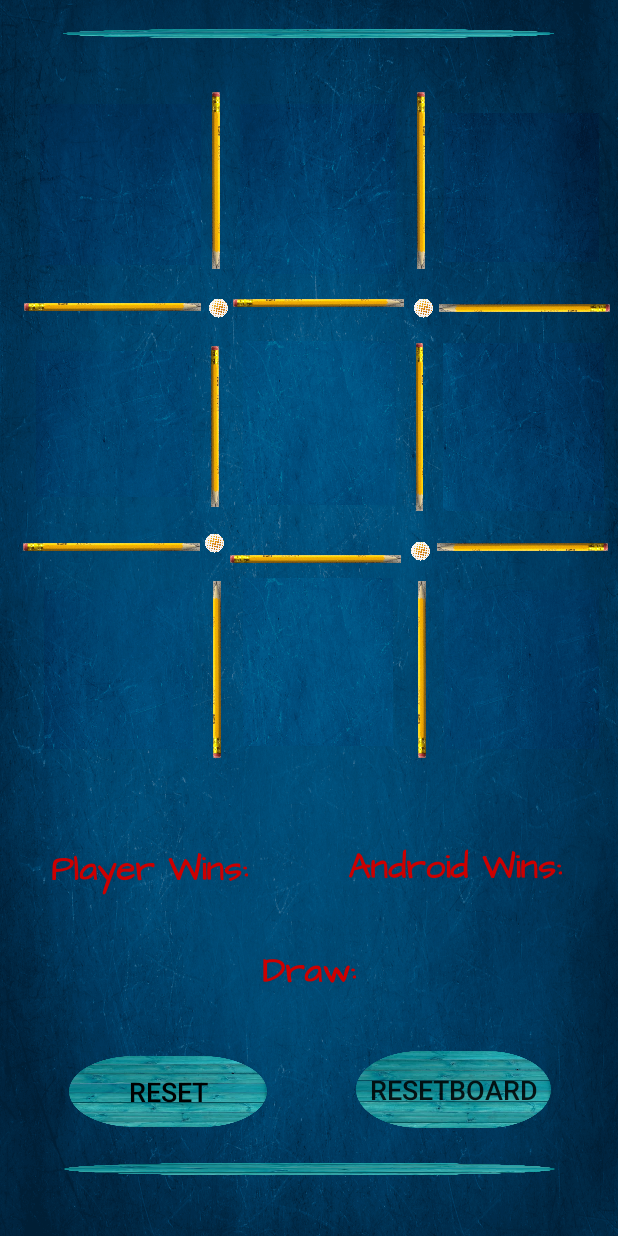
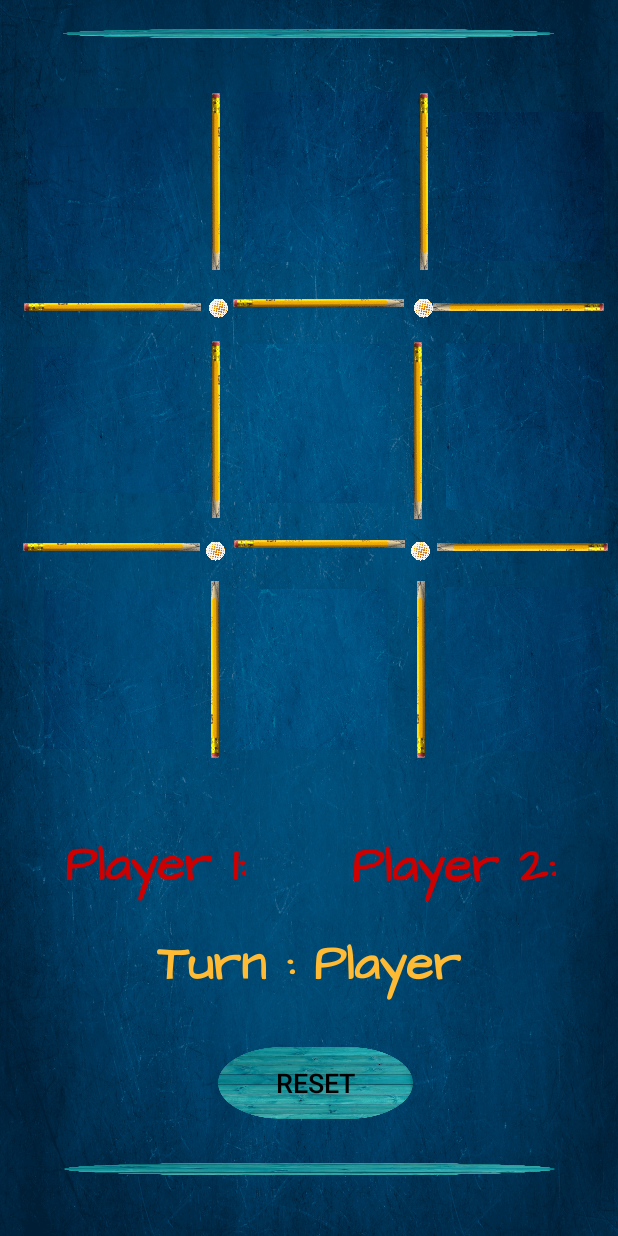
Before and after one commit to PreetishNiket/CrissCross, an Android app: the OnlineActivity screen opened directly, with no data from a screen before it, on a phone screen of 412 x 824 dp. Run offline under Robolectric (Android 15) with nearby library versions, the light colour scheme and no system bars; our stand-ins replace Firebase (no records; nobody signed in at launch, a user with empty details on screens opened directly); libraries missing offline, so code that uses them is left out: com.muddzdev.styleabletoast.

Commit message:
Working on Online game

```diff
--- a/app/src/main/java/com/example/tictactoe/ChooseCodeActivity.kt
+++ b/app/src/main/java/com/example/tictactoe/ChooseCodeActivity.kt
@@ -97,7 +97,6 @@ class ChooseCodeActivity : AppCompatActivity() {
                 StyleableToast.makeText(baseContext,"Enter Code Properly",R.style.exit).show()
             }
         }
-
     }
     private fun matched() {
         startActivity(Intent(this, OnlineActivity::class.java));
--- a/app/src/main/java/com/example/tictactoe/OnlineActivity.kt
+++ b/app/src/main/java/com/example/tictactoe/OnlineActivity.kt
@@ -2,11 +2,45 @@ package com.example.tictactoe
 
 import androidx.appcompat.app.AppCompatActivity
 import android.os.Bundle
+import com.google.firebase.database.*
+import com.muddzdev.styleabletoast.StyleableToast
+import kotlinx.android.synthetic.main.activity_online.*
 
+var isMyMove = isCodeMaker
 class OnlineActivity : AppCompatActivity() {
     override fun onCreate(savedInstanceState: Bundle?) {
         super.onCreate(savedInstanceState)
         setContentView(R.layout.activity_online)
         supportActionBar?.hide()
+        reset.setOnClickListener {
+//            reset()
+        }
+        FirebaseDatabase.getInstance().reference.child("data").child(code)
+            .addChildEventListener(object : ChildEventListener {
+            override fun onCancelled(error: DatabaseError) {}
+            override fun onChildMoved(snapshot: DataSnapshot, previousChildName: String?) {}
+            override fun onChildChanged(snapshot: DataSnapshot, previousChildName: String?) {}
+            override fun onChildAdded(snapshot: DataSnapshot, previousChildName: String?) {
+                val data = snapshot.value
+                if (isMyMove) {
+                    isMyMove = false
+//                    moveonline(data.toString(), isMyMove)
+                } else {
+                    isMyMove = true
+//                    moveonline(data.toString(), isMyMove)
+                }
+
+
+            }
+
+            override fun onChildRemoved(snapshot: DataSnapshot) {
+//                reset()
+                StyleableToast.makeText(baseContext,"Game Reset",R.style.exit).show()
+            }
+
+        })
     }
+    var player1Count = 0
+    var player2Count = 0
+
 }
--- a/app/src/main/res/layout/activity_online.xml
+++ b/app/src/main/res/layout/activity_online.xml
@@ -5,8 +5,7 @@
     android:layout_width="match_parent"
     android:layout_height="match_parent"
     android:background="@drawable/back"
-    android:padding="3dp"
-    tools:context=".OnlineActivity">
+    android:padding="3dp">
 
     <TextView
         android:id="@+id/lineTop"
@@ -26,12 +25,12 @@
         android:layout_width="114dp"
         android:layout_height="25dp"
         android:contentDescription="@string/notUsed"
-        app:layout_constraintBottom_toTopOf="@+id/button7"
+        app:layout_constraintBottom_toTopOf="@+id/lineBottom"
         app:layout_constraintEnd_toEndOf="parent"
-        app:layout_constraintHorizontal_bias="0.515"
+        app:layout_constraintHorizontal_bias="0.525"
         app:layout_constraintStart_toStartOf="parent"
-        app:layout_constraintTop_toBottomOf="@+id/button4"
-        app:layout_constraintVertical_bias="1.0"
+        app:layout_constraintTop_toBottomOf="@+id/lineTop"
+        app:layout_constraintVertical_bias="0.448"
         app:srcCompat="@drawable/pencilside" />
 
     <ImageView
@@ -62,26 +61,24 @@
 
     <ImageView
         android:id="@+id/imageView16"
-        android:layout_width="23dp"
-        android:layout_height="112dp"
+        android:layout_width="25dp"
+        android:layout_height="118dp"
         android:contentDescription="@string/notUsed"
         app:layout_constraintBottom_toBottomOf="parent"
-        app:layout_constraintEnd_toEndOf="parent"
-        app:layout_constraintHorizontal_bias="0.693"
-        app:layout_constraintStart_toStartOf="parent"
+        app:layout_constraintEnd_toStartOf="@+id/button16"
+        app:layout_constraintStart_toEndOf="@+id/button15"
         app:layout_constraintTop_toTopOf="parent"
-        app:layout_constraintVertical_bias="0.319"
+        app:layout_constraintVertical_bias="0.321"
         app:srcCompat="@drawable/pencil" />
 
     <ImageView
         android:id="@+id/imageView15"
-        android:layout_width="24dp"
-        android:layout_height="107dp"
+        android:layout_width="25dp"
+        android:layout_height="118dp"
         android:contentDescription="@string/notUsed"
         app:layout_constraintBottom_toBottomOf="parent"
-        app:layout_constraintEnd_toEndOf="parent"
-        app:layout_constraintHorizontal_bias="0.336"
-        app:layout_constraintStart_toStartOf="parent"
+        app:layout_constraintEnd_toStartOf="@+id/button15"
+        app:layout_constraintStart_toEndOf="@+id/button14"
         app:layout_constraintTop_toTopOf="parent"
         app:layout_constraintVertical_bias="0.32"
         app:srcCompat="@drawable/pencil" />
@@ -93,10 +90,10 @@
         android:contentDescription="@string/notUsed"
         app:layout_constraintBottom_toBottomOf="parent"
         app:layout_constraintEnd_toEndOf="parent"
-        app:layout_constraintHorizontal_bias="0.993"
+        app:layout_constraintHorizontal_bias="0.98"
         app:layout_constraintStart_toStartOf="parent"
         app:layout_constraintTop_toTopOf="parent"
-        app:layout_constraintVertical_bias="0.239"
+        app:layout_constraintVertical_bias="0.238"
         app:srcCompat="@drawable/pencilleft" />
 
     <ImageView
@@ -116,9 +113,9 @@
         android:id="@+id/imageView11"
         android:layout_width="15dp"
         android:layout_height="20dp"
-        android:contentDescription="@string/notUsed"
         android:padding="1dp"
         android:src="@drawable/circle_cropped"
+        android:contentDescription="@string/notUsed"
         app:layout_constraintBottom_toBottomOf="parent"
         app:layout_constraintEnd_toEndOf="parent"
         app:layout_constraintHorizontal_bias="0.691"
@@ -130,15 +127,15 @@
         android:id="@+id/imageView10"
         android:layout_width="15dp"
         android:layout_height="20dp"
-        android:contentDescription="@string/notUsed"
         android:padding="1dp"
         android:src="@drawable/circle_cropped"
+        android:contentDescription="@string/notUsed"
         app:layout_constraintBottom_toBottomOf="parent"
         app:layout_constraintEnd_toEndOf="parent"
-        app:layout_constraintHorizontal_bias="0.338"
+        app:layout_constraintHorizontal_bias="0.34"
         app:layout_constraintStart_toStartOf="parent"
         app:layout_constraintTop_toTopOf="parent"
-        app:layout_constraintVertical_bias="0.437" />
+        app:layout_constraintVertical_bias="0.444" />
 
     <ImageView
         android:id="@+id/imageView9"
@@ -160,11 +157,10 @@
         android:layout_height="118dp"
         android:contentDescription="@string/notUsed"
         app:layout_constraintBottom_toBottomOf="@+id/imageView6"
-        app:layout_constraintEnd_toEndOf="parent"
-        app:layout_constraintHorizontal_bias="0.696"
-        app:layout_constraintStart_toStartOf="parent"
+        app:layout_constraintEnd_toStartOf="@+id/button13"
+        app:layout_constraintStart_toEndOf="@+id/button12"
         app:layout_constraintTop_toTopOf="@+id/imageView6"
-        app:layout_constraintVertical_bias="0.0"
+        app:layout_constraintVertical_bias="1.0"
         app:srcCompat="@drawable/pencil" />
 
     <ImageView
@@ -173,9 +169,9 @@
         android:layout_height="118dp"
         android:contentDescription="@string/notUsed"
         app:layout_constraintBottom_toBottomOf="parent"
-        app:layout_constraintEnd_toStartOf="@+id/button8"
-        app:layout_constraintHorizontal_bias="0.78"
-        app:layout_constraintStart_toEndOf="@+id/button7"
+        app:layout_constraintEnd_toStartOf="@+id/button19"
+        app:layout_constraintHorizontal_bias="0.69"
+        app:layout_constraintStart_toEndOf="@+id/button18"
         app:layout_constraintTop_toTopOf="parent"
         app:layout_constraintVertical_bias="0.549"
         app:srcCompat="@drawable/pencil106" />
@@ -184,10 +180,10 @@
         android:id="@+id/lineBottom"
         android:layout_width="327dp"
         android:layout_height="8dp"
+        android:background="@drawable/buttonback"
         android:layout_marginStart="42dp"
         android:layout_marginTop="16dp"
         android:layout_marginEnd="42dp"
-        android:background="@drawable/buttonback"
         app:layout_constraintBottom_toBottomOf="parent"
         app:layout_constraintEnd_toEndOf="parent"
         app:layout_constraintHorizontal_bias="0.535"
@@ -201,9 +197,8 @@
         android:layout_height="118dp"
         android:contentDescription="@string/notUsed"
         app:layout_constraintBottom_toBottomOf="parent"
-        app:layout_constraintEnd_toEndOf="parent"
-        app:layout_constraintHorizontal_bias="0.339"
-        app:layout_constraintStart_toStartOf="parent"
+        app:layout_constraintEnd_toStartOf="@+id/button18"
+        app:layout_constraintStart_toEndOf="@+id/button17"
         app:layout_constraintTop_toTopOf="parent"
         app:layout_constraintVertical_bias="0.549"
         app:srcCompat="@drawable/pencil106" />
@@ -214,11 +209,10 @@
         android:layout_height="118dp"
         android:contentDescription="@string/notUsed"
         app:layout_constraintBottom_toBottomOf="parent"
-        app:layout_constraintEnd_toEndOf="parent"
-        app:layout_constraintHorizontal_bias="0.336"
-        app:layout_constraintStart_toStartOf="parent"
+        app:layout_constraintEnd_toStartOf="@+id/button12"
+        app:layout_constraintStart_toEndOf="@+id/button11"
         app:layout_constraintTop_toTopOf="parent"
-        app:layout_constraintVertical_bias="0.083"
+        app:layout_constraintVertical_bias="0.084"
         app:srcCompat="@drawable/pencil" />
 
     <ImageView
@@ -249,7 +243,7 @@
         app:srcCompat="@drawable/pencilside" />
 
     <Button
-        android:id="@+id/button0"
+        android:id="@+id/button11"
         style="@style/Widget.AppCompat.Button.Borderless"
         android:layout_width="107dp"
         android:layout_height="107dp"
@@ -258,13 +252,13 @@
         android:textSize="43sp"
         app:layout_constraintBottom_toBottomOf="parent"
         app:layout_constraintEnd_toEndOf="parent"
-        app:layout_constraintHorizontal_bias="0.078"
+        app:layout_constraintHorizontal_bias="0.052"
         app:layout_constraintStart_toStartOf="parent"
         app:layout_constraintTop_toTopOf="parent"
-        app:layout_constraintVertical_bias="0.093" />
+        app:layout_constraintVertical_bias="0.097" />
 
     <Button
-        android:id="@+id/button1"
+        android:id="@+id/button12"
         style="@style/Widget.AppCompat.Button.Borderless"
         android:layout_width="104dp"
         android:layout_height="113dp"
@@ -273,13 +267,13 @@
         android:textSize="43sp"
         app:layout_constraintBottom_toBottomOf="parent"
         app:layout_constraintEnd_toEndOf="parent"
-        app:layout_constraintHorizontal_bias="0.521"
+        app:layout_constraintHorizontal_bias="0.527"
         app:layout_constraintStart_toStartOf="parent"
         app:layout_constraintTop_toTopOf="parent"
-        app:layout_constraintVertical_bias="0.094" />
+        app:layout_constraintVertical_bias="0.082" />
 
     <Button
-        android:id="@+id/button2"
+        android:id="@+id/button13"
         style="@style/Widget.AppCompat.Button.Borderless"
         android:layout_width="103dp"
         android:layout_height="99dp"
@@ -288,13 +282,13 @@
         android:textSize="43sp"
         app:layout_constraintBottom_toBottomOf="parent"
         app:layout_constraintEnd_toEndOf="parent"
-        app:layout_constraintHorizontal_bias="0.97"
+        app:layout_constraintHorizontal_bias="0.98"
         app:layout_constraintStart_toStartOf="parent"
         app:layout_constraintTop_toTopOf="parent"
-        app:layout_constraintVertical_bias="0.1" />
+        app:layout_constraintVertical_bias="0.099" />
 
     <Button
-        android:id="@+id/button3"
+        android:id="@+id/button14"
         style="@style/Widget.AppCompat.Button.Borderless"
         android:layout_width="104dp"
         android:layout_height="97dp"
@@ -303,34 +297,34 @@
         android:textSize="43sp"
         app:layout_constraintBottom_toBottomOf="parent"
         app:layout_constraintEnd_toEndOf="parent"
-        app:layout_constraintHorizontal_bias="0.068"
+        app:layout_constraintHorizontal_bias="0.061"
         app:layout_constraintStart_toStartOf="parent"
         app:layout_constraintTop_toTopOf="parent"
-        app:layout_constraintVertical_bias="0.32" />
+        app:layout_constraintVertical_bias="0.317" />
 
     <Button
-        android:id="@+id/button4"
-        style="@style/Widget.AppCompat.Button.Borderless"
-        android:layout_width="102dp"
-        android:layout_height="109dp"
+        android:id="@+id/button15"
+        style="@android:style/Widget.DeviceDefault.Button.Borderless"
+        android:layout_width="98dp"
+        android:layout_height="106dp"
         android:background="@drawable/oneone"
         android:fontFamily="@font/abril_fatface"
         android:textSize="43sp"
         app:layout_constraintBottom_toBottomOf="parent"
         app:layout_constraintEnd_toEndOf="parent"
-        app:layout_constraintHorizontal_bias="0.524"
+        app:layout_constraintHorizontal_bias="0.517"
         app:layout_constraintStart_toStartOf="parent"
         app:layout_constraintTop_toTopOf="parent"
-        app:layout_constraintVertical_bias="0.316" />
+        app:layout_constraintVertical_bias="0.318" />
 
     <Button
-        android:id="@+id/button6"
-        style="@style/Widget.AppCompat.Button.Borderless"
+        android:id="@+id/button17"
         android:layout_width="99dp"
         android:layout_height="106dp"
+        android:textSize="43sp"
+        android:fontFamily="@font/abril_fatface"
+        style="@style/Widget.AppCompat.Button.Borderless"
         android:background="@drawable/twozero"
-        android:fontFamily="@font/abril_fatface"
-        android:textSize="43sp"
         app:layout_constraintBottom_toBottomOf="parent"
         app:layout_constraintEnd_toEndOf="parent"
         app:layout_constraintHorizontal_bias="0.084"
@@ -339,10 +333,10 @@
         app:layout_constraintVertical_bias="0.548" />
 
     <Button
-        android:id="@+id/button5"
+        android:id="@+id/button16"
         style="@style/Widget.AppCompat.Button.Borderless"
-        android:layout_width="107dp"
-        android:layout_height="112dp"
+        android:layout_width="105dp"
+        android:layout_height="111dp"
         android:background="@drawable/onetwo"
         android:fontFamily="@font/abril_fatface"
         android:textSize="43sp"
@@ -354,80 +348,80 @@
         app:layout_constraintVertical_bias="0.319" />
 
     <Button
-        android:id="@+id/button7"
+        android:id="@+id/button18"
         style="@style/Widget.AppCompat.Button.Borderless"
-        android:layout_width="100dp"
-        android:layout_height="112dp"
+        android:layout_width="101dp"
+        android:layout_height="107dp"
         android:background="@drawable/oneone"
         android:fontFamily="@font/abril_fatface"
         android:textSize="43sp"
         app:layout_constraintBottom_toBottomOf="parent"
         app:layout_constraintEnd_toEndOf="parent"
-        app:layout_constraintHorizontal_bias="0.52"
+        app:layout_constraintHorizontal_bias="0.506"
         app:layout_constraintStart_toStartOf="parent"
         app:layout_constraintTop_toTopOf="parent"
-        app:layout_constraintVertical_bias="0.542" />
+        app:layout_constraintVertical_bias="0.548" />
 
     <Button
-        android:id="@+id/button8"
+        android:id="@+id/button19"
         style="@style/Widget.AppCompat.Button.Borderless"
         android:layout_width="103dp"
-        android:layout_height="106dp"
+        android:layout_height="109dp"
         android:background="@drawable/twotwo"
         android:fontFamily="@font/abril_fatface"
         android:textSize="43sp"
         app:layout_constraintBottom_toBottomOf="parent"
         app:layout_constraintEnd_toEndOf="parent"
-        app:layout_constraintHorizontal_bias="0.97"
+        app:layout_constraintHorizontal_bias="0.974"
         app:layout_constraintStart_toStartOf="parent"
         app:layout_constraintTop_toTopOf="parent"
         app:layout_constraintVertical_bias="0.548" />
 
     <TextView
-        android:id="@+id/playerWins"
+        android:id="@+id/p1"
         android:layout_width="wrap_content"
         android:layout_height="wrap_content"
         android:fontFamily="@font/architects_daughter"
-        android:text="@string/player_wins"
+        android:text="@string/player_1"
         android:textAlignment="center"
         android:textColor="@android:color/holo_red_dark"
-        android:textSize="23sp"
+        android:textSize="33sp"
         android:textStyle="bold"
         app:layout_constraintBottom_toBottomOf="parent"
         app:layout_constraintEnd_toEndOf="parent"
-        app:layout_constraintHorizontal_bias="0.113"
+        app:layout_constraintHorizontal_bias="0.14"
         app:layout_constraintStart_toStartOf="parent"
         app:layout_constraintTop_toTopOf="parent"
-        app:layout_constraintVertical_bias="0.714" />
+        app:layout_constraintVertical_bias="0.715" />
 
     <TextView
-        android:id="@+id/androidWins"
+        android:id="@+id/p2"
         android:layout_width="wrap_content"
         android:layout_height="wrap_content"
         android:layout_weight="1"
         android:fontFamily="@font/architects_daughter"
-        android:text="@string/android_wins"
+        android:text="@string/player_2"
         android:textAlignment="center"
         android:textColor="@android:color/holo_red_dark"
-        android:textSize="23sp"
+        android:textSize="33sp"
         android:textStyle="bold"
         app:layout_constraintBottom_toBottomOf="parent"
         app:layout_constraintEnd_toEndOf="parent"
-        app:layout_constraintHorizontal_bias="0.871"
+        app:layout_constraintHorizontal_bias="0.86"
         app:layout_constraintStart_toStartOf="parent"
         app:layout_constraintTop_toTopOf="parent"
-        app:layout_constraintVertical_bias="0.713" />
+        app:layout_constraintVertical_bias="0.716" />
 
     <TextView
-        android:id="@+id/draw"
+        android:id="@+id/turn"
         android:layout_width="wrap_content"
         android:layout_height="wrap_content"
         android:layout_weight="1"
         android:fontFamily="@font/architects_daughter"
-        android:text="@string/draw"
+        android:text="@string/turn_player"
         android:textAlignment="center"
-        android:textColor="@android:color/holo_red_dark"
-        android:textSize="23sp"
+        android:textColor="@android:color/holo_orange_light"
+        android:textSize="33sp"
         android:textStyle="bold"
         app:layout_constraintBottom_toBottomOf="parent"
         app:layout_constraintEnd_toEndOf="parent"
@@ -436,9 +430,9 @@
         app:layout_constraintVertical_bias="0.801" />
 
     <Button
-        android:id="@+id/reset1"
-        android:layout_width="132dp"
-        android:layout_height="47dp"
+        android:id="@+id/reset"
+        android:layout_width="130dp"
+        android:layout_height="48dp"
         android:background="@drawable/buttonback"
         android:padding="5dp"
         android:text="@string/reset"
@@ -446,25 +440,10 @@
         android:textSize="18sp"
         app:layout_constraintBottom_toBottomOf="parent"
         app:layout_constraintEnd_toEndOf="parent"
-        app:layout_constraintHorizontal_bias="0.157"
+        app:layout_constraintHorizontal_bias="0.516"
         app:layout_constraintStart_toStartOf="parent"
         app:layout_constraintTop_toTopOf="parent"
-        app:layout_constraintVertical_bias="0.90999997" />
-
-    <Button
-        android:id="@+id/resetBoard1"
-        android:layout_width="130dp"
-        android:layout_height="51dp"
-        android:background="@drawable/buttonback"
-        android:padding="4dp"
-        android:text="@string/resetboard"
-        android:textSize="18sp"
-        app:layout_constraintBottom_toBottomOf="parent"
-        app:layout_constraintEnd_toEndOf="parent"
-        app:layout_constraintHorizontal_bias="0.85"
-        app:layout_constraintStart_toStartOf="parent"
-        app:layout_constraintTop_toTopOf="parent"
-        app:layout_constraintVertical_bias="0.90999997" />
+        app:layout_constraintVertical_bias="0.903" />
 
 
 </androidx.constraintlayout.widget.ConstraintLayout>
--- a/app/src/main/res/values/strings.xml
+++ b/app/src/main/res/values/strings.xml
@@ -48,4 +48,7 @@
     <string name="yes">Yes</string>
     <string name="thank_you_for_feedback">Thank You For FeedBack</string>
     <string name="online_mode">Online Mode</string>
+    <string name="player_1">Player 1:</string>
+    <string name="turn_player">Turn : Player</string>
+    <string name="player_2">Player 2:</string>
 </resources>
```
